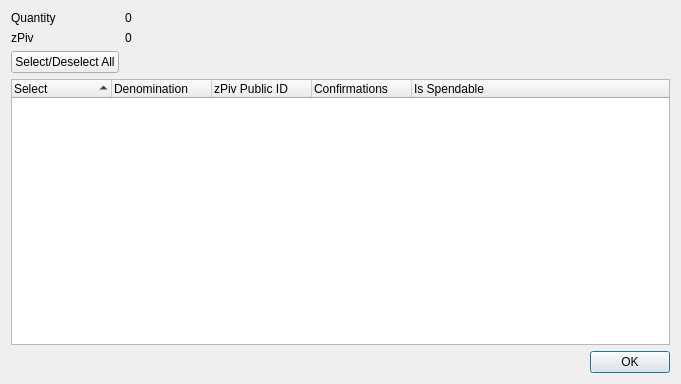
Above: src/qt/forms/zpivcontroldialog.ui from GhostAlexe/dwe before the change. Below: the same form after it.
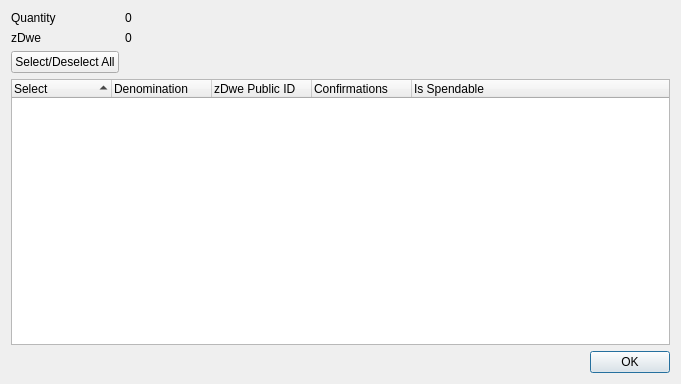
That is the form after the change.

What changed in the file:
```diff
--- a/src/qt/forms/zpivcontroldialog.ui
+++ b/src/qt/forms/zpivcontroldialog.ui
@@ -42,7 +42,7 @@
      <item row="1" column="0">
       <widget class="QLabel" name="labelZPiv">
        <property name="text">
-        <string>zPiv</string>
+        <string>zDwe</string>
        </property>
       </widget>
      </item>
@@ -96,7 +96,7 @@
        </column>
        <column>
         <property name="text">
-         <string notr="true">zPiv Public ID</string>
+         <string notr="true">zDwe Public ID</string>
         </property>
        </column>
        <column>
```
Left out of the diff: 14 changed lines with no effect on the pictures.
